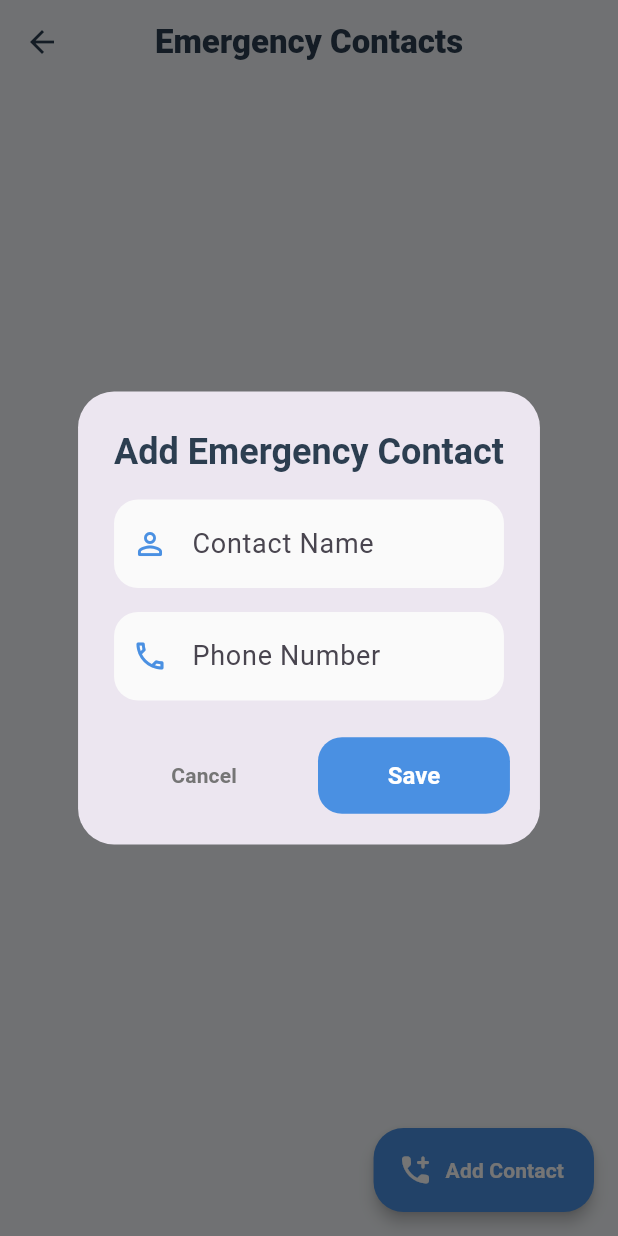
After one commit to shobhit-jajoo/elderlyCare, a Flutter app: the HomeScreen screen opened by its route, item 3 of the bottom bar chosen, after a tap on "Add Contact", on a phone screen of 412 x 824 dp. The commit adds this screen. Run offline on Flutter 3.47's test engine with Material 3 defaults, Android fonts, the light colour scheme and no system bars; our stand-ins replace flutter_local_notifications, hive, hive_flutter, permission_handler, shared_preferences, timezone; missing offline and left inert: android_alarm_manager_plus, android_intent_plus; accounts and stored records are empty.

Commit message:
add contact and emergency sos

```diff
--- /dev/null
+++ b/elderlycare/lib/models/contact.dart
@@ -0,0 +1,17 @@
+import 'package:hive/hive.dart';
+
+part 'contact.g.dart';
+
+@HiveType(typeId: 2)
+class Contact extends HiveObject {
+  @HiveField(0)
+  String name;
+
+  @HiveField(1)
+  String phone;
+
+  Contact({
+    required this.name,
+    required this.phone,
+  });
+}
--- /dev/null
+++ b/elderlycare/lib/screens/contact_screen.dart
@@ -0,0 +1,326 @@
+import 'package:flutter/material.dart';
+import 'package:url_launcher/url_launcher.dart';
+import '../models/contact.dart';
+import '../services/storage_service.dart';
+
+class ContactScreen extends StatefulWidget {
+  const ContactScreen({super.key});
+
+  @override
+  State<ContactScreen> createState() => _ContactScreenState();
+}
+
+class _ContactScreenState extends State<ContactScreen> {
+  List<Contact> contacts = [];
+
+  @override
+  void initState() {
+    super.initState();
+    loadContacts();
+  }
+
+  void loadContacts() {
+    contacts = StorageService.getAllContacts();
+    setState(() {});
+  }
+
+  void addContactDialog() {
+    final nameController = TextEditingController();
+    final phoneController = TextEditingController();
+
+    _showContactDialog(
+      title: "Add Emergency Contact",
+      nameController: nameController,
+      phoneController: phoneController,
+      onSave: () async {
+        if (nameController.text.isEmpty || phoneController.text.isEmpty) return;
+        await StorageService.addContact(
+          Contact(name: nameController.text, phone: phoneController.text),
+        );
+        if (mounted) Navigator.pop(context);
+        loadContacts();
+      },
+    );
+  }
+
+  void editContact(int index) {
+    final contact = contacts[index];
+    final nameController = TextEditingController(text: contact.name);
+    final phoneController = TextEditingController(text: contact.phone);
+
+    _showContactDialog(
+      title: "Edit Contact",
+      nameController: nameController,
+      phoneController: phoneController,
+      onSave: () async {
+        if (nameController.text.isEmpty || phoneController.text.isEmpty) return;
+        contact.name = nameController.text;
+        contact.phone = phoneController.text;
+        await contact.save();
+        if (mounted) Navigator.pop(context);
+        loadContacts();
+      },
+    );
+  }
+
+  /// 🎨 Reusable Premium Dialog for Add/Edit
+  void _showContactDialog({
+    required String title,
+    required TextEditingController nameController,
+    required TextEditingController phoneController,
+    required VoidCallback onSave,
+  }) {
+    showDialog(
+      context: context,
+      builder: (_) => AlertDialog(
+        shape: RoundedRectangleBorder(borderRadius: BorderRadius.circular(24)),
+        title: Text(
+          title,
+          style: const TextStyle(fontWeight: FontWeight.bold, color: Color(0xFF2C3E50)),
+          textAlign: TextAlign.center,
+        ),
+        content: Column(
+          mainAxisSize: MainAxisSize.min,
+          children: [
+            TextField(
+              controller: nameController,
+              keyboardType: TextInputType.name,
+              textCapitalization: TextCapitalization.words,
+              decoration: InputDecoration(
+                labelText: "Contact Name",
+                prefixIcon: const Icon(Icons.person_outline_rounded, color: Color(0xFF4A90E2)),
+                filled: true,
+                fillColor: Colors.grey.shade50,
+                border: OutlineInputBorder(
+                  borderRadius: BorderRadius.circular(16),
+                  borderSide: BorderSide.none,
+                ),
+              ),
+            ),
+            const SizedBox(height: 16),
+            TextField(
+              controller: phoneController,
+              keyboardType: TextInputType.phone,
+              decoration: InputDecoration(
+                labelText: "Phone Number",
+                prefixIcon: const Icon(Icons.phone_outlined, color: Color(0xFF4A90E2)),
+                filled: true,
+                fillColor: Colors.grey.shade50,
+                border: OutlineInputBorder(
+                  borderRadius: BorderRadius.circular(16),
+                  borderSide: BorderSide.none,
+                ),
+              ),
+            ),
+          ],
+        ),
+        actionsPadding: const EdgeInsets.only(left: 20, right: 20, bottom: 20),
+        actions: [
+          Row(
+            children: [
+              Expanded(
+                child: TextButton(
+                  onPressed: () => Navigator.pop(context),
+                  style: TextButton.styleFrom(
+                    padding: const EdgeInsets.symmetric(vertical: 16),
+                    shape: RoundedRectangleBorder(borderRadius: BorderRadius.circular(16)),
+                  ),
+                  child: Text("Cancel", style: TextStyle(color: Colors.grey.shade600, fontWeight: FontWeight.bold)),
+                ),
+              ),
+              const SizedBox(width: 12),
+              Expanded(
+                child: ElevatedButton(
+                  onPressed: onSave,
+                  style: ElevatedButton.styleFrom(
+                    backgroundColor: const Color(0xFF4A90E2),
+                    padding: const EdgeInsets.symmetric(vertical: 16),
+                    shape: RoundedRectangleBorder(borderRadius: BorderRadius.circular(16)),
+                    elevation: 0,
+                  ),
+                  child: const Text("Save", style: TextStyle(color: Colors.white, fontWeight: FontWeight.bold, fontSize: 16)),
+                ),
+              ),
+            ],
+          ),
+        ],
+      ),
+    );
+  }
+
+  void callContact(String phone) async {
+    final Uri url = Uri.parse("tel:$phone");
+    try {
+      if (await canLaunchUrl(url)) {
+        await launchUrl(url);
+      } else {
+        if (mounted) {
+          ScaffoldMessenger.of(context).showSnackBar(
+            const SnackBar(content: Text("Could not launch phone dialer.")),
+          );
+        }
+      }
+    } catch (e) {
+      print("Error launching dialer: $e");
+    }
+  }
+
+  @override
+  Widget build(BuildContext context) {
+    return Scaffold(
+      backgroundColor: const Color(0xFFF4F7FA), // Premium soft background
+      appBar: AppBar(
+        title: const Text("Emergency Contacts", style: TextStyle(fontWeight: FontWeight.w800, color: Color(0xFF2C3E50))),
+        centerTitle: true,
+        backgroundColor: Colors.transparent,
+        elevation: 0,
+        iconTheme: const IconThemeData(color: Color(0xFF2C3E50)),
+      ),
+      floatingActionButton: FloatingActionButton.extended(
+        onPressed: addContactDialog,
+        backgroundColor: const Color(0xFF4A90E2),
+        elevation: 4,
+        shape: RoundedRectangleBorder(borderRadius: BorderRadius.circular(20)),
+        icon: const Icon(Icons.add_ic_call_rounded, color: Colors.white),
+        label: const Text("Add Contact", style: TextStyle(color: Colors.white, fontWeight: FontWeight.bold)),
+      ),
+      body: contacts.isEmpty
+          ? Center(
+              child: Column(
+                mainAxisAlignment: MainAxisAlignment.center,
+                children: [
+                  Container(
+                    padding: const EdgeInsets.all(24),
+                    decoration: BoxDecoration(
+                      color: Colors.white,
+                      shape: BoxShape.circle,
+                      boxShadow: [BoxShadow(color: Colors.black.withOpacity(0.05), blurRadius: 20)],
+                    ),
+                    child: Icon(Icons.contact_phone_rounded, size: 60, color: Colors.grey.shade400),
+                  ),
+                  const SizedBox(height: 20),
+                  Text("No contacts added yet.", style: TextStyle(fontSize: 18, fontWeight: FontWeight.w600, color: Colors.grey.shade600)),
+                  const SizedBox(height: 8),
+                  Text("Tap the button below to add one.", style: TextStyle(color: Colors.grey.shade500)),
+                ],
+              ),
+            )
+          : ListView.builder(
+              padding: const EdgeInsets.only(top: 10, left: 24, right: 24, bottom: 100), // Extra bottom padding for FAB
+              physics: const BouncingScrollPhysics(),
+              itemCount: contacts.length,
+              itemBuilder: (context, index) {
+                final c = contacts[index];
+                return Container(
+                  margin: const EdgeInsets.only(bottom: 16),
+                  decoration: BoxDecoration(
+                    color: Colors.white,
+                    borderRadius: BorderRadius.circular(24),
+                    boxShadow: [
+                      BoxShadow(
+                        color: Colors.black.withOpacity(0.04),
+                        blurRadius: 15,
+                        offset: const Offset(0, 6),
+                      ),
+                    ],
+                  ),
+                  child: Padding(
+                    padding: const EdgeInsets.all(16.0),
+                    child: Row(
+                      children: [
+                        // 🧑 Avatar Profile
+                        Container(
+                          height: 55,
+                          width: 55,
+                          decoration: BoxDecoration(
+                            gradient: const LinearGradient(
+                              colors: [Color(0xFF4A90E2), Color(0xFF357ABD)],
+                              begin: Alignment.topLeft,
+                              end: Alignment.bottomRight,
+                            ),
+                            shape: BoxShape.circle,
+                            boxShadow: [
+                              BoxShadow(color: const Color(0xFF4A90E2).withOpacity(0.3), blurRadius: 8, offset: const Offset(0, 4)),
+                            ],
+                          ),
+                          child: Center(
+                            child: Text(
+                              c.name.isNotEmpty ? c.name[0].toUpperCase() : "?",
+                              style: const TextStyle(color: Colors.white, fontSize: 24, fontWeight: FontWeight.bold),
+                            ),
+                          ),
+                        ),
+                        const SizedBox(width: 16),
+
+                        // 📝 Name & Phone
+                        Expanded(
+                          child: Column(
+                            crossAxisAlignment: CrossAxisAlignment.start,
+                            children: [
+                              Text(
+                                c.name,
+                                style: const TextStyle(fontSize: 18, fontWeight: FontWeight.w800, color: Color(0xFF2C3E50)),
+                                maxLines: 1,
+                                overflow: TextOverflow.ellipsis,
+                              ),
+                              const SizedBox(height: 4),
+                              Text(
+                                c.phone,
+                                style: TextStyle(fontSize: 15, fontWeight: FontWeight.w600, color: Colors.grey.shade600),
+                              ),
+                            ],
+                          ),
+                        ),
+
+                        // ⚙️ Actions (Edit / Delete / Call)
+                        Row(
+                          children: [
+                            // Edit
+                            GestureDetector(
+                              onTap: () => editContact(index),
+                              child: Container(
+                                padding: const EdgeInsets.all(10),
+                                decoration: BoxDecoration(color: Colors.blue.shade50, shape: BoxShape.circle),
+                                child: const Icon(Icons.edit_rounded, color: Color(0xFF4A90E2), size: 20),
+                              ),
+                            ),
+                            const SizedBox(width: 8),
+                            // Delete
+                            GestureDetector(
+                              onTap: () async {
+                                await StorageService.deleteContact(index);
+                                loadContacts();
+                              },
+                              child: Container(
+                                padding: const EdgeInsets.all(10),
+                                decoration: BoxDecoration(color: Colors.red.shade50, shape: BoxShape.circle),
+                                child: const Icon(Icons.delete_outline_rounded, color: Color(0xFFFF5252), size: 20),
+                              ),
+                            ),
+                            const SizedBox(width: 12),
+                            // 🔥 MASSIVE CALL BUTTON
+                            GestureDetector(
+                              onTap: () => callContact(c.phone),
+                              child: Container(
+                                padding: const EdgeInsets.all(14),
+                                decoration: BoxDecoration(
+                                  color: const Color(0xFF4CAF50),
+                                  shape: BoxShape.circle,
+                                  boxShadow: [
+                                    BoxShadow(color: const Color(0xFF4CAF50).withOpacity(0.4), blurRadius: 10, offset: const Offset(0, 4)),
+                                  ],
+                                ),
+                                child: const Icon(Icons.call_rounded, color: Colors.white, size: 26),
+                              ),
+                            ),
+                          ],
+                        ),
+                      ],
+                    ),
+                  ),
+                );
+              },
+            ),
+    );
+  }
+}
--- a/elderlycare/lib/screens/home_screen.dart
+++ b/elderlycare/lib/screens/home_screen.dart
@@ -3,7 +3,9 @@ import 'add_medication_screen.dart';
 import '../services/storage_service.dart';
 import '../models/medication.dart';
 import 'manage_screen.dart';
-
+import 'contact_screen.dart';
+import 'package:url_launcher/url_launcher.dart';
+import '../models/contact.dart';
 class HomeScreen extends StatefulWidget {
   const HomeScreen({super.key});
 
@@ -76,6 +78,26 @@ class _HomeScreenState extends State<HomeScreen> {
 
     return nextMed;
   }
+  Future<void> triggerSOS() async {
+  final contacts = StorageService.getAllContacts();
+
+  if (contacts.isEmpty) {
+    ScaffoldMessenger.of(context).showSnackBar(
+      const SnackBar(content: Text("No emergency contacts added")),
+    );
+    return;
+  }
+
+  final first = contacts.first;
+
+  final Uri url = Uri.parse("tel:${first.phone}");
+
+  if (await canLaunchUrl(url)) {
+    await launchUrl(url);
+  } else {
+    print("Could not launch dialer");
+  }
+}
 
   @override
   Widget build(BuildContext context) {
@@ -417,9 +439,7 @@ class _HomeScreenState extends State<HomeScreen> {
 
               Center(
                 child: GestureDetector(
-                  onTap: () {
-                    // TODO: SOS Action
-                  },
+                  onTap: triggerSOS,
                   child: Container(
                     height: 80,
                     width: double.infinity,
@@ -520,6 +540,14 @@ class _HomeScreenState extends State<HomeScreen> {
           );
           loadMeds();
         }
+        if (label == "Contacts") {
+  await Navigator.push(
+    context,
+    MaterialPageRoute(
+      builder: (context) => const ContactScreen(),
+    ),
+  );
+}
       },
       child: Container(
         width: MediaQuery.of(context).size.width * 0.26,
--- a/elderlycare/lib/services/storage_service.dart
+++ b/elderlycare/lib/services/storage_service.dart
@@ -1,21 +1,27 @@
 import 'package:hive_flutter/hive_flutter.dart';
 import '../models/medication.dart';
-import '../models/settings.dart'; // ✅ NEW
+import '../models/settings.dart';
+import '../models/contact.dart';
 
 class StorageService {
   static const String boxName = "medications";
   static const String settingsBox = "settings";
+  static const String contactBox = "contacts";
 
   static Future<void> init() async {
     await Hive.initFlutter();
 
+    /// 🔥 REGISTER ALL ADAPTERS
     Hive.registerAdapter(MedicationAdapter());
-    Hive.registerAdapter(AppSettingsAdapter()); // ✅ NEW
+    Hive.registerAdapter(AppSettingsAdapter());
+    Hive.registerAdapter(ContactAdapter());
 
+    /// 🔥 OPEN ALL BOXES
     await Hive.openBox<Medication>(boxName);
     await Hive.openBox<AppSettings>(settingsBox);
+    await Hive.openBox<Contact>(contactBox);
 
-    /// ✅ Ensure settings exists
+    /// DEFAULT SETTINGS
     if (Hive.box<AppSettings>(settingsBox).isEmpty) {
       Hive.box<AppSettings>(settingsBox).add(AppSettings());
     }
@@ -28,18 +34,37 @@ class StorageService {
   }
 
   static Future<void> addMedication(Medication med) async {
-    final box = getBox();
-    await box.add(med);
+    await getBox().add(med);
   }
 
   static List<Medication> getAllMedications() {
-    final box = getBox();
-    return box.values.toList();
+    return getBox().values.toList();
   }
 
   static Future<void> deleteMedication(int index) async {
-    final box = getBox();
-    await box.deleteAt(index);
+    await getBox().deleteAt(index);
+  }
+
+  /// ---------------- CONTACTS ----------------
+
+  static Box<Contact> getContactBox() {
+    return Hive.box<Contact>(contactBox);
+  }
+
+  static List<Contact> getAllContacts() {
+    return getContactBox().values.toList();
+  }
+
+  static Future<void> addContact(Contact c) async {
+    await getContactBox().add(c);
+  }
+
+  static Future<void> deleteContact(int index) async {
+    await getContactBox().deleteAt(index);
+  }
+
+  static Future<void> updateContact(int index, Contact c) async {
+    await getContactBox().putAt(index, c);
   }
 
   /// ---------------- SETTINGS ----------------
```
Also changed, not shown: elderlycare/lib/models/contact.g.dart (added).
